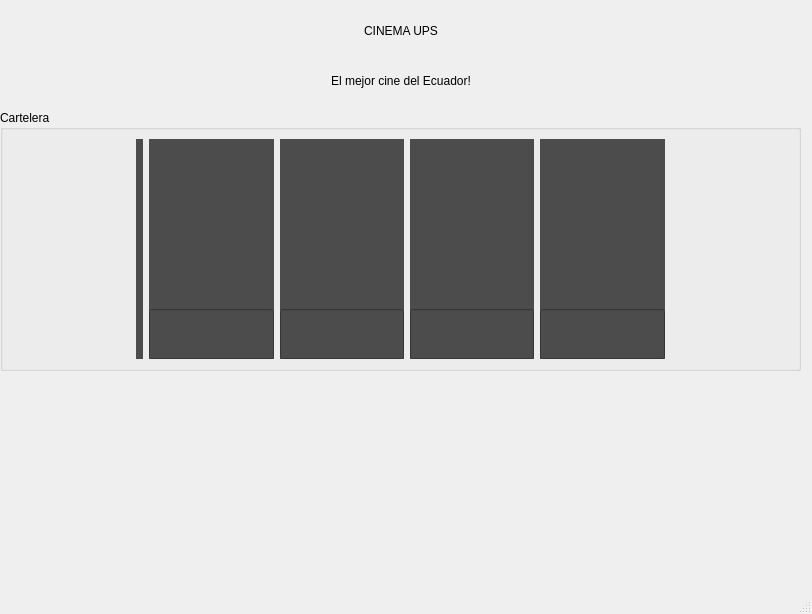
Qt form principal.ui (JosephBano/P60-ProyectoParcial2) before a commit.
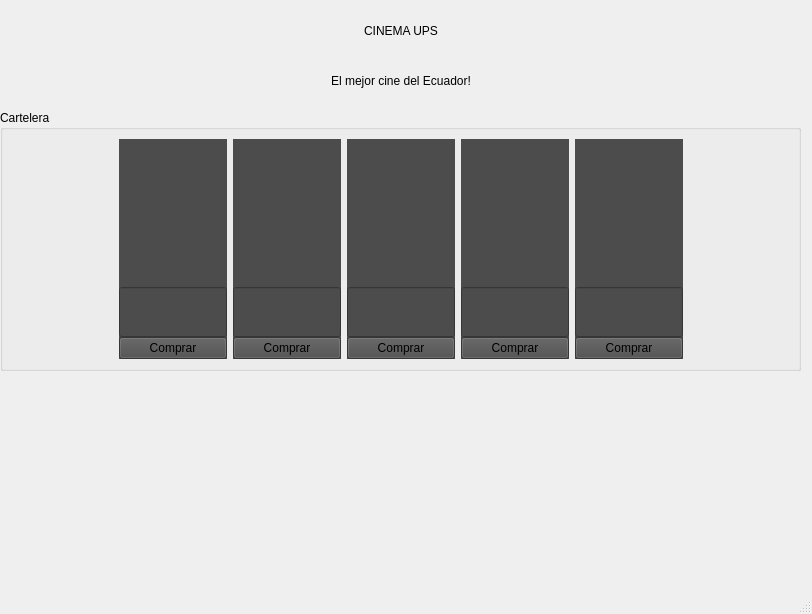
The same form after that commit. Icons and pictures are not drawn.

Commit message: Cambio del principal

```diff
--- a/principal.ui
+++ b/principal.ui
@@ -77,6 +77,23 @@
           </property>
          </widget>
         </item>
+        <item>
+         <widget class="QLineEdit" name="lineEdit">
+          <property name="minimumSize">
+           <size>
+            <width>0</width>
+            <height>50</height>
+           </size>
+          </property>
+         </widget>
+        </item>
+        <item>
+         <widget class="QPushButton" name="comprar1">
+          <property name="text">
+           <string>Comprar</string>
+          </property>
+         </widget>
+        </item>
        </layout>
       </widget>
      </item>
@@ -121,6 +138,13 @@
           </property>
          </widget>
         </item>
+        <item>
+         <widget class="QPushButton" name="comprar2">
+          <property name="text">
+           <string>Comprar</string>
+          </property>
+         </widget>
+        </item>
        </layout>
       </widget>
      </item>
@@ -165,6 +189,13 @@
           </property>
          </widget>
         </item>
+        <item>
+         <widget class="QPushButton" name="comprar3">
+          <property name="text">
+           <string>Comprar</string>
+          </property>
+         </widget>
+        </item>
        </layout>
       </widget>
      </item>
@@ -209,6 +240,13 @@
           </property>
          </widget>
         </item>
+        <item>
+         <widget class="QPushButton" name="comprar4">
+          <property name="text">
+           <string>Comprar</string>
+          </property>
+         </widget>
+        </item>
        </layout>
       </widget>
      </item>
@@ -256,6 +294,13 @@
           </property>
          </widget>
         </item>
+        <item>
+         <widget class="QPushButton" name="comprar5">
+          <property name="text">
+           <string>Comprar</string>
+          </property>
+         </widget>
+        </item>
        </layout>
       </widget>
      </item>
```
The commit also changes 1 other file.
